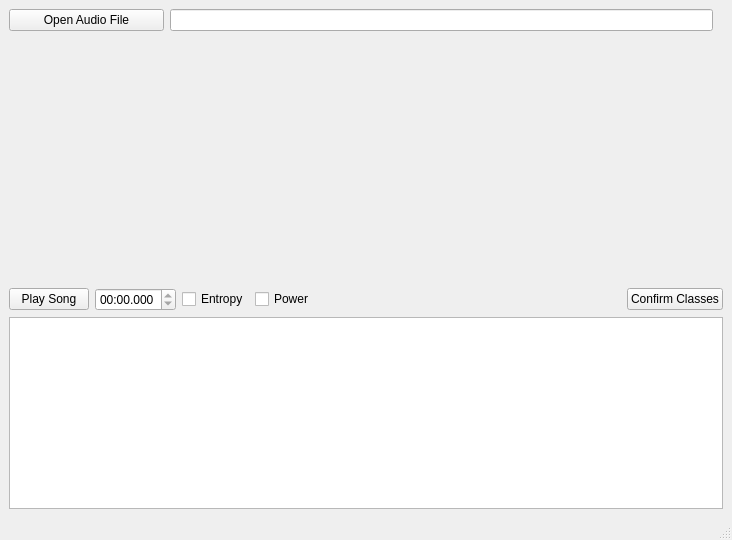
Before: the Qt Designer form audioanalysis/main.ui in Ticopress/audioanalysis, drawn with Qt 5.
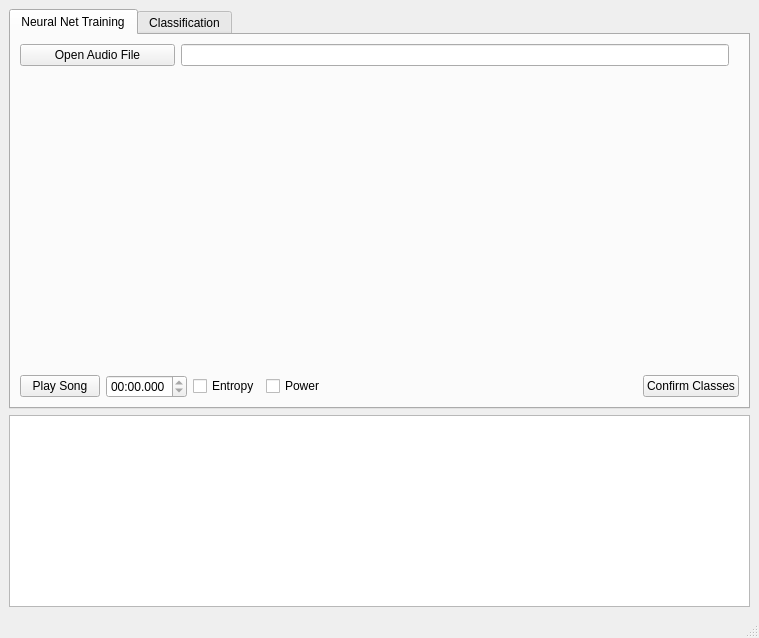
After: the same form once the commit is applied. The open tabs and pages were chosen to show the change. Icons and pictures are not drawn.

Commit message: Add tab control to UI with two tabs

```diff
--- a/audioanalysis/main.ui
+++ b/audioanalysis/main.ui
@@ -6,8 +6,8 @@
    <rect>
     <x>0</x>
     <y>0</y>
-    <width>732</width>
-    <height>540</height>
+    <width>759</width>
+    <height>638</height>
    </rect>
   </property>
   <property name="sizePolicy">
@@ -22,12 +22,29 @@
   <widget class="QWidget" name="centralwidget">
    <layout class="QVBoxLayout" name="verticalLayout">
     <item>
-     <layout class="QVBoxLayout" name="verticalLayout_2">
-      <property name="sizeConstraint">
-       <enum>QLayout::SetMaximumSize</enum>
+     <widget class="QTabWidget" name="stack">
+      <property name="sizePolicy">
+       <sizepolicy hsizetype="Expanding" vsizetype="Expanding">
+        <horstretch>0</horstretch>
+        <verstretch>0</verstretch>
+       </sizepolicy>
       </property>
+      <property name="tabShape">
+       <enum>QTabWidget::Rounded</enum>
+      </property>
+      <property name="currentIndex">
+       <number>1</number>
+      </property>
+      <widget class="QWidget" name="stackPage1">
+       <property name="accessibleName">
+        <string/>
+       </property>
+       <attribute name="title">
+        <string>Neural Net Training</string>
+       </attribute>
+       <layout class="QVBoxLayout" name="layout">
       <item>
-       <layout class="QHBoxLayout" name="horizontalLayout_2">
+         <layout class="QHBoxLayout" name="horizontalLayout">
         <item>
          <widget class="QPushButton" name="open_file">
           <property name="minimumSize">
@@ -97,23 +114,7 @@
        </widget>
       </item>
       <item>
-       <spacer name="verticalSpacer_3">
-        <property name="orientation">
-         <enum>Qt::Vertical</enum>
-        </property>
-        <property name="sizeType">
-         <enum>QSizePolicy::Minimum</enum>
-        </property>
-        <property name="sizeHint" stdset="0">
-         <size>
-          <width>20</width>
-          <height>5</height>
-         </size>
-        </property>
-       </spacer>
-      </item>
-      <item>
-       <layout class="QHBoxLayout" name="horizontalLayout_3">
+         <layout class="QHBoxLayout" name="horizontalLayout_7">
         <item>
          <widget class="QPushButton" name="play_button">
           <property name="sizePolicy">
@@ -177,7 +178,7 @@
          </widget>
         </item>
         <item>
-         <spacer name="horizontalSpacer_3">
+           <spacer name="horizontalSpacer_8">
           <property name="orientation">
            <enum>Qt::Horizontal</enum>
           </property>
@@ -190,7 +191,7 @@
          </spacer>
         </item>
         <item>
-         <widget class="QPushButton" name="confirm_selection">
+           <widget class="QPushButton" name="confirm">
           <property name="sizePolicy">
            <sizepolicy hsizetype="Fixed" vsizetype="Fixed">
             <horstretch>0</horstretch>
@@ -215,6 +216,13 @@
        </layout>
       </item>
      </layout>
+      </widget>
+      <widget class="QWidget" name="stackPage2">
+       <attribute name="title">
+        <string>Classification</string>
+       </attribute>
+      </widget>
+     </widget>
     </item>
     <item>
      <widget class="QTextEdit" name="console">
```
Left out of the diff: 4 changed lines with no effect on the pictures. Lines whose indentation alone changed are shown as unchanged.
